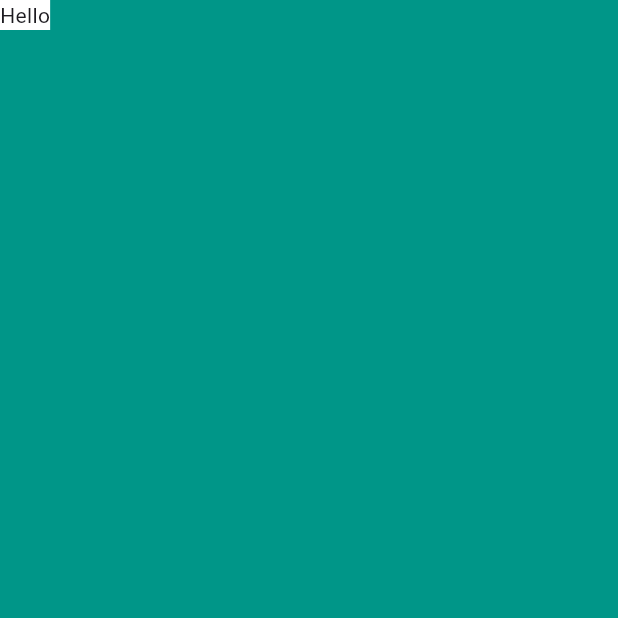
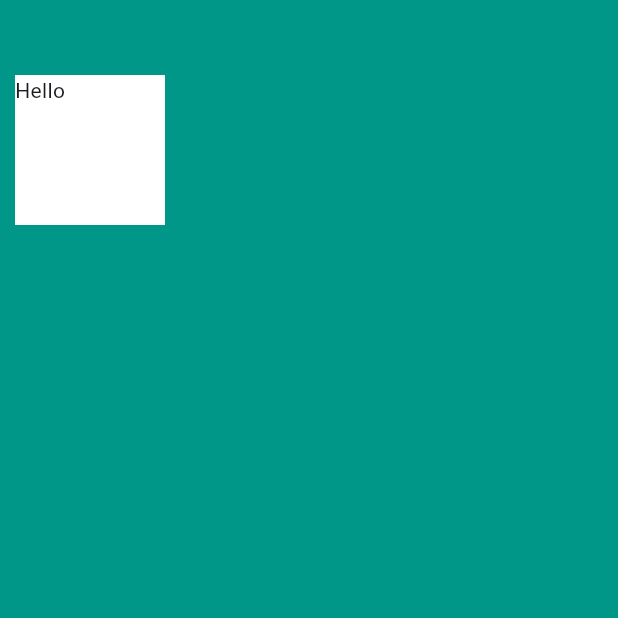
Before and after one commit to bsanderson1981/section6, a Flutter app: the screen it shows after launch, on a phone screen of 412 x 824 dp, the top half of it. Run offline on Flutter 3.47's test engine with Material 3 defaults, Android fonts, the phone set to English and light mode, and no system bars.

```diff
--- a/lib/main.dart
+++ b/lib/main.dart
@@ -12,6 +12,9 @@ class MyApp extends StatelessWidget {
         backgroundColor: Colors.teal,
         body: SafeArea(
           child: Container(
+            height: 100.0,
+              width: 100.0,
+              margin: EdgeInsets.symmetric(vertical: 50.0,horizontal: 10.0),
               color: Colors.white,
               child: Text('Hello')
           ),
```
